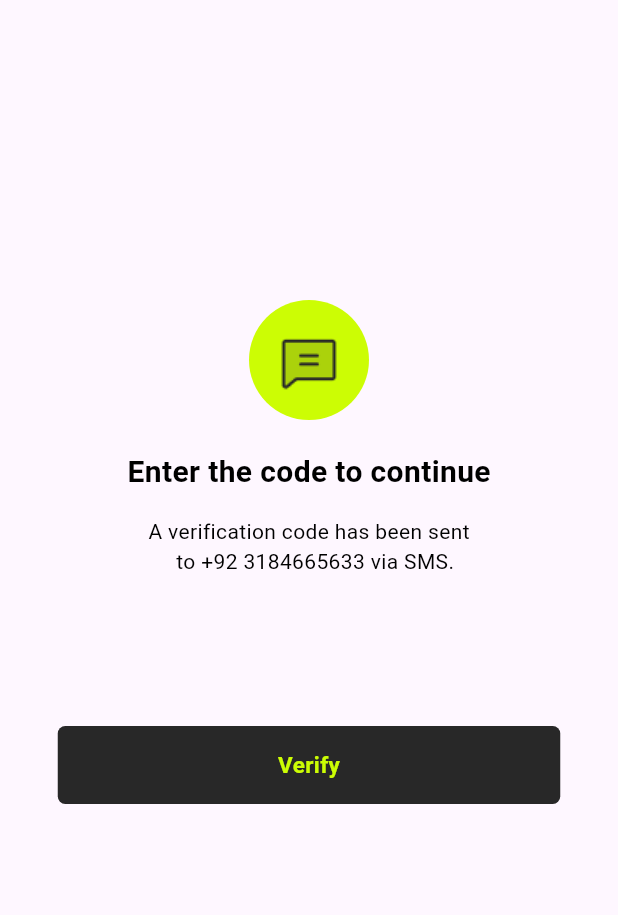
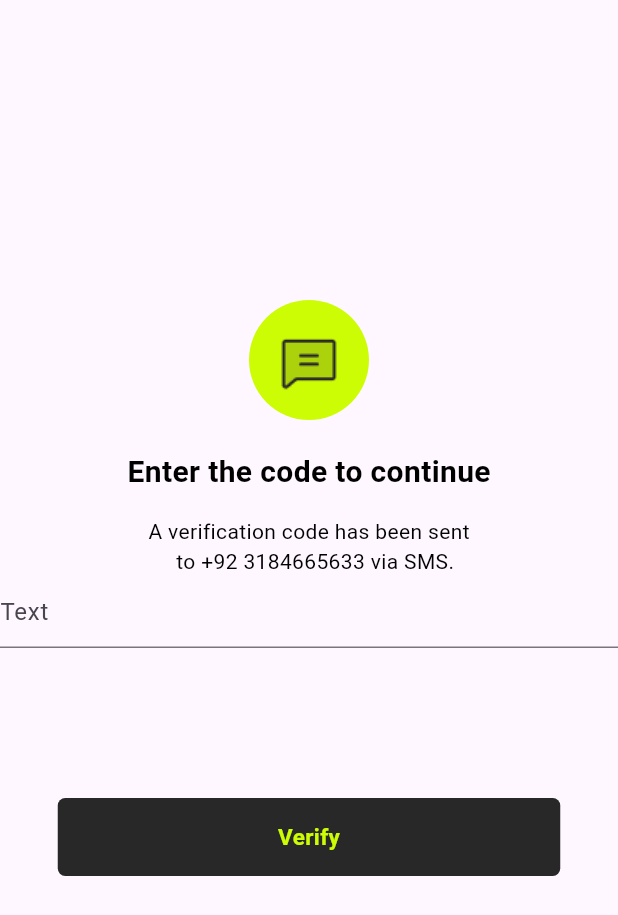
Before and after one commit to ShebiFlutterDeveloper/MAFI-MUSHKIL, a Flutter app: the screen it shows after launch, on a phone screen of 412 x 824 dp. Shown: the top 915 px of the screen. Run offline on Flutter 3.47's test engine with Material 3 defaults, Android fonts, the light colour scheme and no system bars; our stand-ins replace country_code_picker, get, google_fonts.

Commit message:
update code

```diff
--- a/lib/View/Secuirity View/Phone_Verification.dart
+++ b/lib/View/Secuirity View/Phone_Verification.dart
@@ -62,6 +62,8 @@ class PhoneVerification extends StatelessWidget {
   @override
   Widget build(BuildContext context) {
     return Scaffold(
+
+
       body: Column(
 
         children: [
@@ -80,6 +82,11 @@ class PhoneVerification extends StatelessWidget {
           TextWidget(text: 'A verification code has been sent\n     to +92 3184665633 via SMS.',
             fontWeight: FontWeight.w400,
           fontSize: 14,),
+          TextFormField(
+            decoration: InputDecoration(
+              hintText: 'Text'
+            ),
+          ),
           SizedBox(height: 100,),
           BlackButton(buttontext: 'Verify', ontap: (){})
     ],
```
Also changed, not shown: lib/View/Place Order View/Categories.dart (added, +17 -0 lines).
